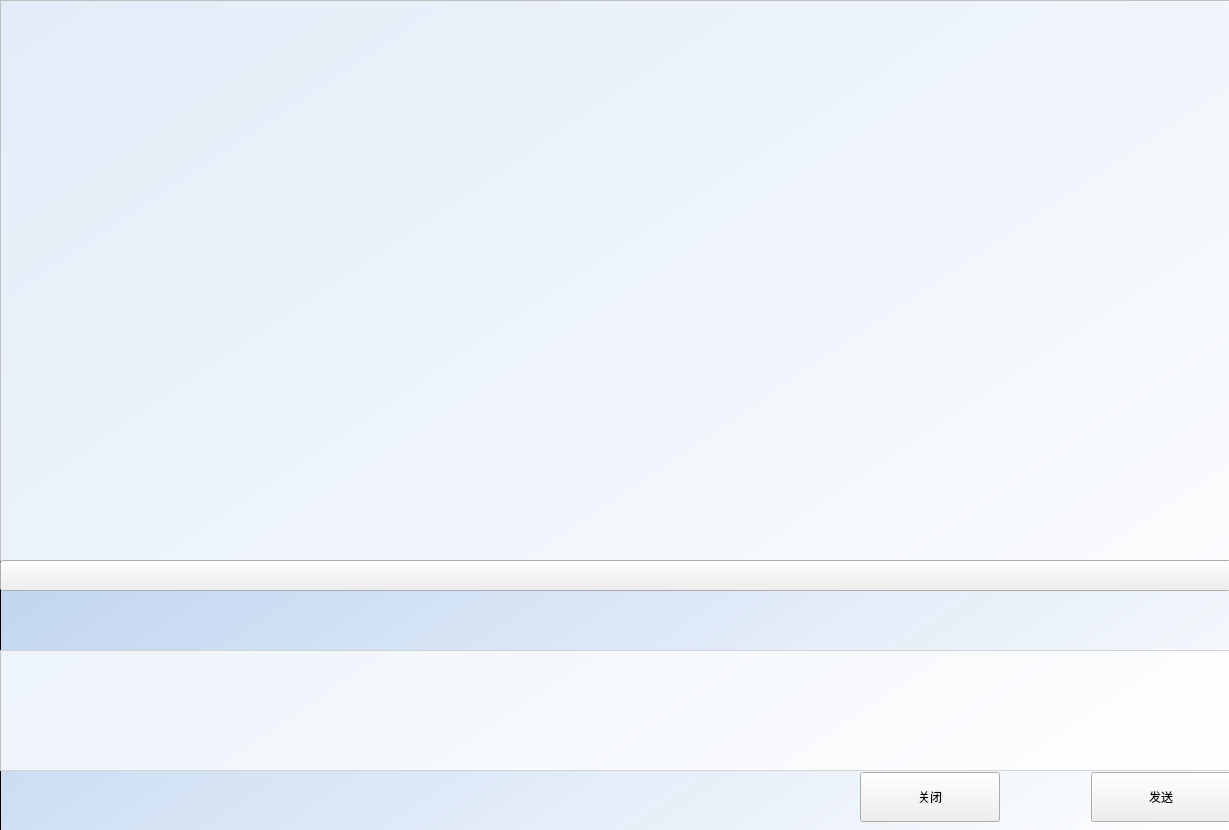
Above: comwidget.ui from 993526915/face_detect_client before the change. Below: the same form after it.
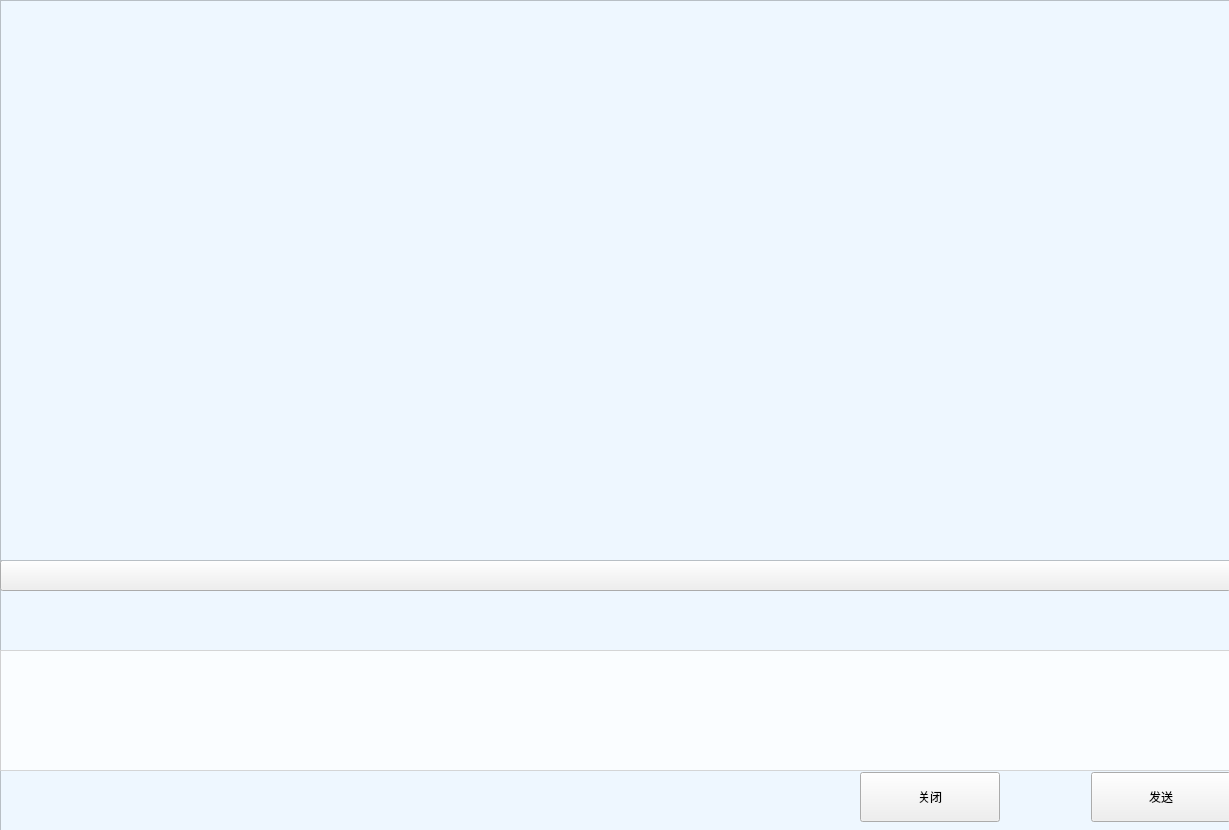
That is the form after the change. Icons and pictures are not drawn.

The edit to the form file:
```diff
--- a/comwidget.ui
+++ b/comwidget.ui
@@ -28,7 +28,7 @@
    <property name="styleSheet">
     <string notr="true">QFrame
 {
-	background-color: qlineargradient(spread:pad, x1:0, y1:0, x2:1, y2:1, stop:0 rgba(159, 191, 232, 253), stop:1 rgba(255, 255, 255, 255));
+	background-color: rgb(238, 247, 255);
 }
 	
 </string>
@@ -49,12 +49,21 @@
      </rect>
     </property>
     <property name="layoutDirection">
-     <enum>Qt::RightToLeft</enum>
+     <enum>Qt::LeftToRight</enum>
     </property>
     <property name="styleSheet">
      <string notr="true">
 font: 75 12pt &quot;Comic Sans MS&quot;;
-background-color: rgba(255, 255, 255,0.7);</string>
+background-color: rgb(238, 247, 255);</string>
+    </property>
+    <property name="verticalScrollBarPolicy">
+     <enum>Qt::ScrollBarAlwaysOn</enum>
+    </property>
+    <property name="horizontalScrollBarPolicy">
+     <enum>Qt::ScrollBarAsNeeded</enum>
+    </property>
+    <property name="sizeAdjustPolicy">
+     <enum>QAbstractScrollArea::AdjustIgnored</enum>
     </property>
     <property name="html">
      <string>&lt;!DOCTYPE HTML PUBLIC &quot;-//W3C//DTD HTML 4.0//EN&quot; &quot;http://www.w3.org/TR/REC-html40/strict.dtd&quot;&gt;
@@ -187,6 +196,40 @@
        </property>
       </widget>
      </item>
+     <item>
+      <widget class="QPushButton" name="transform">
+       <property name="whatsThis">
+        <string>文本转换</string>
+       </property>
+       <property name="styleSheet">
+        <string notr="true">
+QPushButton{
+background-color: rgb(252, 233, 79,0);
+border-style:outset;
+border-radius:20px;
+font-style:MingLiU-ExtB;
+}
+QPushButton:pressed{
+background-color: rgb(252, 233, 79);
+border-style:inset;
+font-style:MingLiU-ExtB;
+}</string>
+       </property>
+       <property name="text">
+        <string/>
+       </property>
+       <property name="icon">
+        <iconset resource="resource.qrc">
+         <normaloff>:/icon/More Circle.png</normaloff>:/icon/More Circle.png</iconset>
+       </property>
+       <property name="iconSize">
+        <size>
+         <width>50</width>
+         <height>50</height>
+        </size>
+       </property>
+      </widget>
+     </item>
      <item>
       <spacer name="horizontalSpacer">
        <property name="orientation">
@@ -278,6 +321,22 @@
      </item>
     </layout>
    </widget>
+   <widget class="QListWidget" name="listWidget">
+    <property name="geometry">
+     <rect>
+      <x>0</x>
+      <y>0</y>
+      <width>1231</width>
+      <height>561</height>
+     </rect>
+    </property>
+    <property name="verticalScrollBarPolicy">
+     <enum>Qt::ScrollBarAsNeeded</enum>
+    </property>
+    <property name="horizontalScrollBarPolicy">
+     <enum>Qt::ScrollBarAlwaysOff</enum>
+    </property>
+   </widget>
   </widget>
  </widget>
  <resources>
```
Left out of the diff: 6 changed lines with no effect on the pictures.
